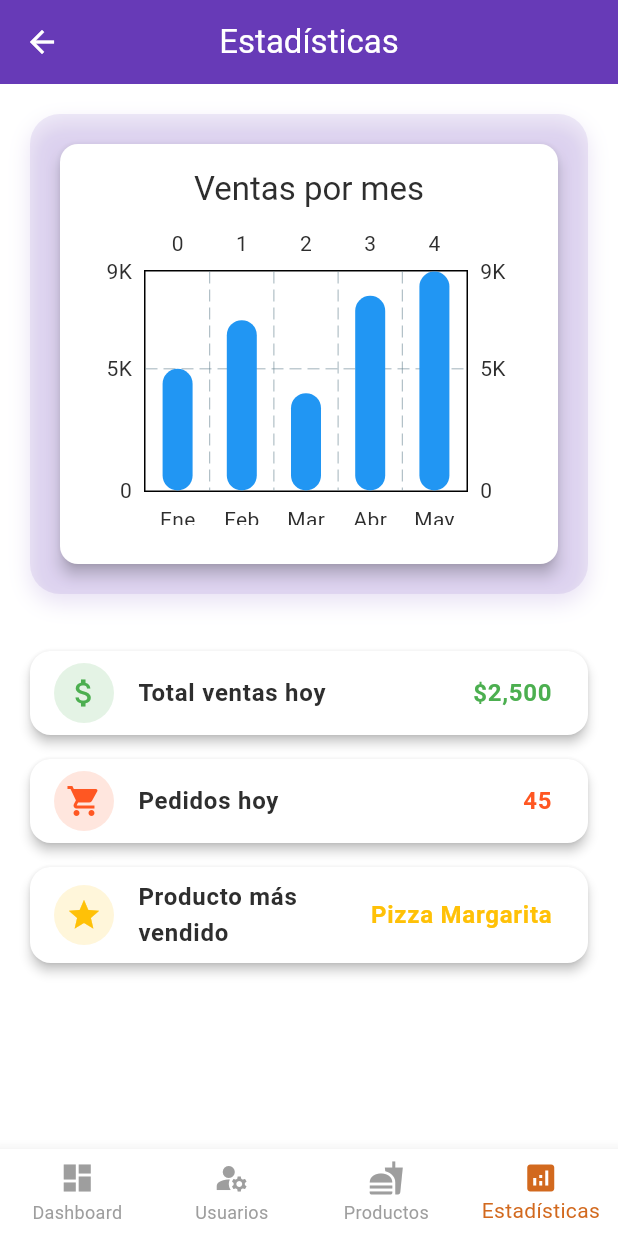
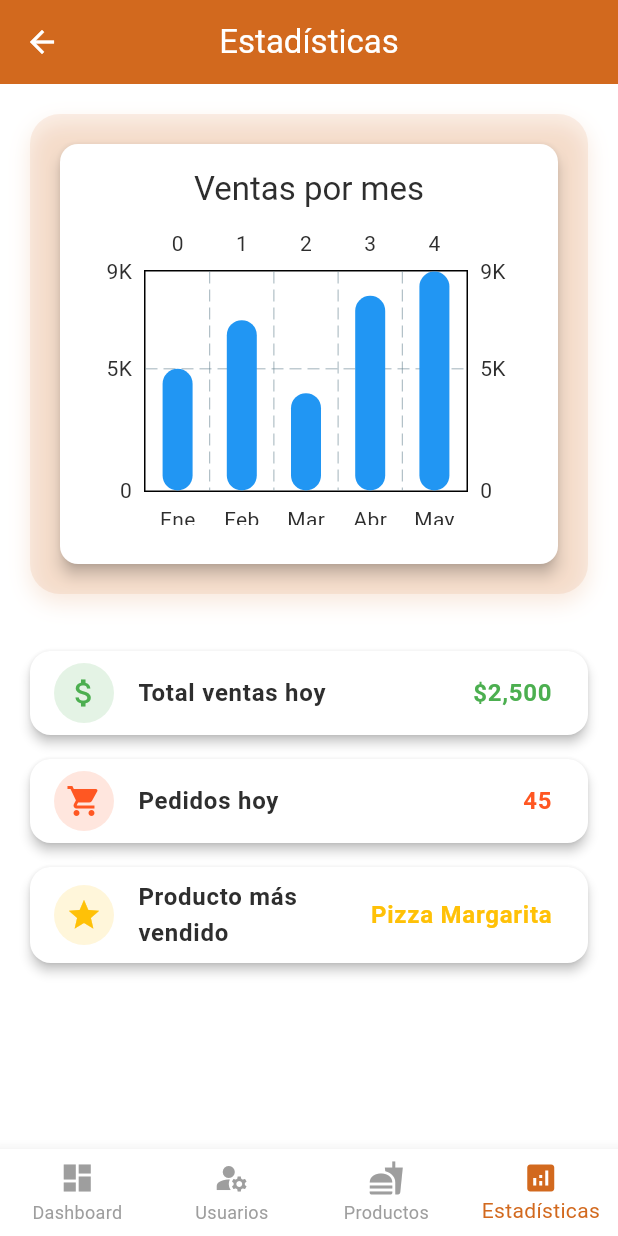
Before and after one commit to ArturoMD7/fast_order, a Flutter app: the RestaurantStatsScreen screen opened by its route, on a phone screen of 412 x 824 dp. Run offline on Flutter 3.47's test engine with Material 3 defaults, Android fonts, the light colour scheme and no system bars; drawn by our look-alikes of fl_chart; our stand-ins replace flutter_dotenv, image_picker, qr_flutter, supabase_flutter; missing offline and left inert: mobile_scanner; accounts and stored records are empty.

Commit message:
interfaces de administrador

```diff
--- a/lib/screens/admin/product_manager_screen.dart
+++ b/lib/screens/admin/product_manager_screen.dart
@@ -230,7 +230,7 @@ class _ProductManagerScreenState extends State<ProductManagerScreen> {
 
   @override
   Widget build(BuildContext context) {
-    final primaryColor = Colors.deepPurple;
+    final primaryColor = const Color(0xFFD2691E);
     final authService = Provider.of<AuthService>(context);
     final restaurantId = authService.currentRestaurant?.id ?? '';
 
--- a/lib/screens/admin/restaurant_stats_screen.dart
+++ b/lib/screens/admin/restaurant_stats_screen.dart
@@ -7,7 +7,7 @@ class RestaurantStatsScreen extends StatelessWidget {
 
   @override
   Widget build(BuildContext context) {
-    final primaryColor = Colors.deepPurple;
+    final primaryColor = const Color(0xFFD2691E);
 
 
     return Scaffold(
--- a/lib/screens/admin/user_management_screen.dart
+++ b/lib/screens/admin/user_management_screen.dart
@@ -11,7 +11,7 @@ class UserManagementScreen extends StatelessWidget {
 
   @override
   Widget build(BuildContext context) {
-    final primaryColor = Colors.teal;
+    final primaryColor = const Color(0xFFD2691E);
 
     return Scaffold(
       appBar: AppBar(
```
Also changed, not shown: lib/screens/admin/admin_home_screen.dart (+4 -4 lines).
